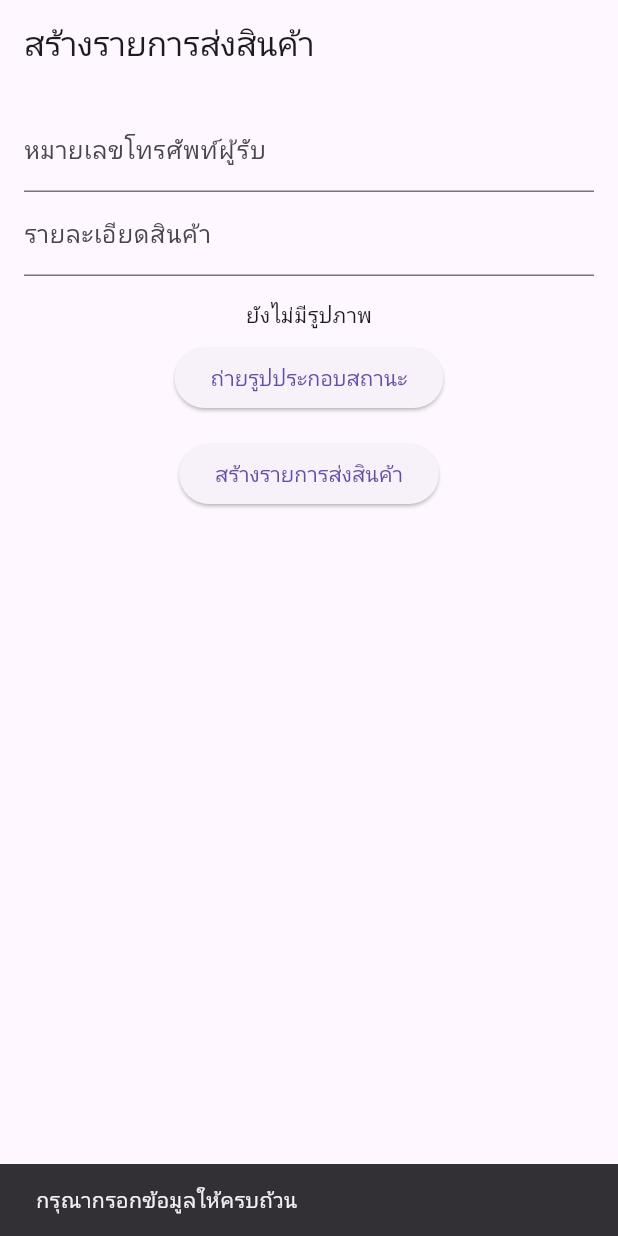
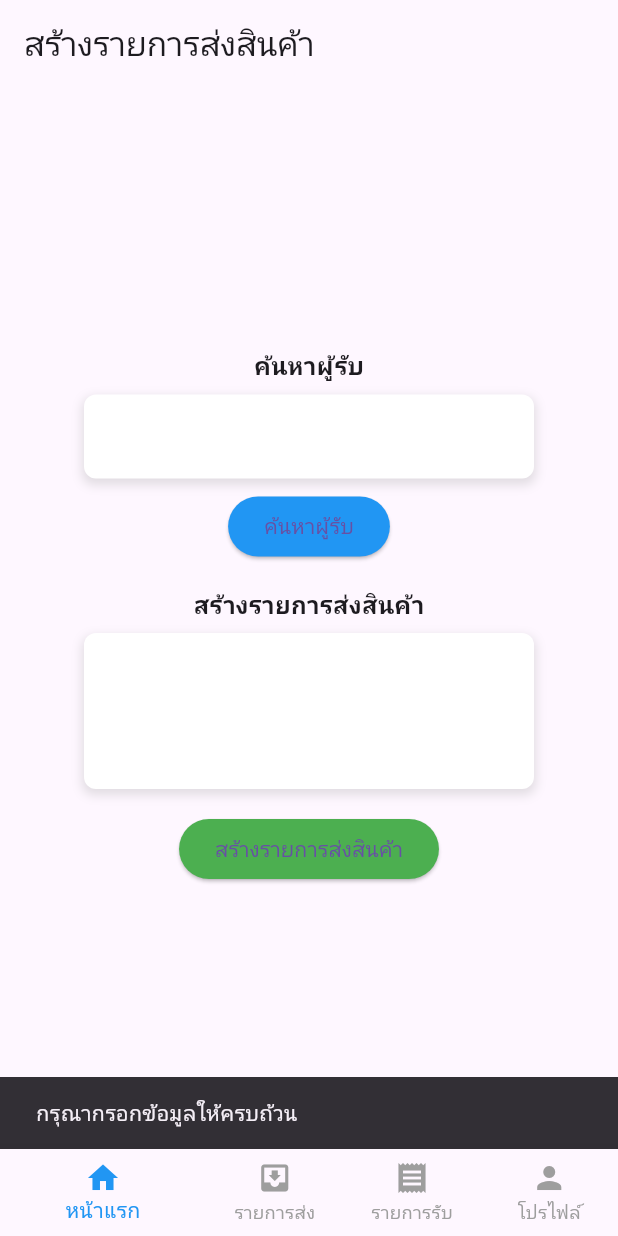
Before and after one commit to PeerapatKaewdee/Delivery_app, a Flutter app: the screen it shows after launch, after a tap on "สร้างรายการส่งสินค้า", on a phone screen of 412 x 824 dp. Run offline on Flutter 3.47's test engine with Material 3 defaults, Android fonts, the phone set to English and light mode, and no system bars.

Commit message:
ui create shipment
ui create shipment

```diff
--- a/lib/page/User_send.dart
+++ b/lib/page/User_send.dart
@@ -1,7 +1,4 @@
-import 'dart:io';
-
 import 'package:flutter/material.dart';
-import 'package:image_picker/image_picker.dart';
 
 class UserSendPage extends StatefulWidget {
   const UserSendPage({super.key});
@@ -13,35 +10,33 @@ class UserSendPage extends StatefulWidget {
 class _UserSendPageState extends State<UserSendPage> {
   final TextEditingController _receiverPhoneController = TextEditingController();
   final TextEditingController _itemDetailsController = TextEditingController();
-  XFile? _image; // สำหรับเก็บภาพที่ถ่าย
 
-  Future<void> _pickImage() async {
-    final ImagePicker _picker = ImagePicker();
-    // เปิดกล้องหรือแกลเลอรีเพื่อเลือกรูปภาพ
-    final XFile? image = await _picker.pickImage(source: ImageSource.camera);
-    setState(() {
-      _image = image; // เก็บภาพที่เลือก
-    });
-  }
+  int _selectedIndex = 0; // ใช้สำหรับเก็บสถานะของ Bottom Navigation
 
   void _createDelivery() {
-    // ฟังก์ชันสำหรับสร้างรายการส่งสินค้า
     String receiverPhone = _receiverPhoneController.text;
     String itemDetails = _itemDetailsController.text;
 
-    // ตรวจสอบข้อมูลและประมวลผลที่นี่ (เช่นส่งไปยังฐานข้อมูล)
-    if (receiverPhone.isNotEmpty && itemDetails.isNotEmpty && _image != null) {
+    // ตรวจสอบข้อมูลและประมวลผลที่นี่
+    if (receiverPhone.isNotEmpty && itemDetails.isNotEmpty) {
       // ทำการบันทึกข้อมูล
       print('Receiver Phone: $receiverPhone');
       print('Item Details: $itemDetails');
-      print('Image Path: ${_image!.path}');
-      // สามารถส่งข้อมูลไปยังฐานข้อมูลได้ที่นี่
+      ScaffoldMessenger.of(context).showSnackBar(
+        const SnackBar(content: Text('สร้างรายการส่งสินค้าสำเร็จ!')),
+      );
     } else {
-      // แจ้งเตือนให้กรอกข้อมูลให้ครบถ้วน
       ScaffoldMessenger.of(context).showSnackBar(
         const SnackBar(content: Text('กรุณากรอกข้อมูลให้ครบถ้วน')),
       );
     }
+  }
+
+  void _onItemTapped(int index) {
+    setState(() {
+      _selectedIndex = index;
+    });
+    // เพิ่มการนำทางไปยังหน้าอื่น ๆ ตามที่เลือก
   }
 
   @override
@@ -50,40 +45,121 @@ class _UserSendPageState extends State<UserSendPage> {
       appBar: AppBar(
         title: const Text('สร้างรายการส่งสินค้า'),
       ),
-      body: Padding(
+      body: Center( // ใช้ Center widget เพื่อจัดให้อยู่กลาง
+        child: Padding(
           padding: const EdgeInsets.all(16.0),
           child: Column(
+            mainAxisAlignment: MainAxisAlignment.center, // จัดให้อยู่กลางตามแนวตั้ง
+            crossAxisAlignment: CrossAxisAlignment.center, // จัดให้อยู่กลางตามแนวนอน
             children: [
-            TextField(
+              const Text(
+                'ค้นหาผู้รับ',
+                style: TextStyle(fontSize: 16, fontWeight: FontWeight.bold),
+              ),
+              const SizedBox(height: 8),
+              Container(
+                width: 300, // ปรับขนาดของช่องกรอกเบอร์โทร
+                decoration: BoxDecoration(
+                  color: Colors.white, // สีพื้นหลัง
+                  borderRadius: BorderRadius.circular(8), // มุมมน
+                  boxShadow: [
+                    BoxShadow(
+                      color: Colors.grey.withOpacity(0.3), // เงา
+                      spreadRadius: 1,
+                      blurRadius: 5,
+                      offset: const Offset(0, 3), // เงาอยู่ด้านล่าง
+                    ),
+                  ],
+                ),
+                child: TextField(
                   controller: _receiverPhoneController,
-              decoration: const InputDecoration(labelText: 'หมายเลขโทรศัพท์ผู้รับ'),
+                  decoration: const InputDecoration(
+                    border: OutlineInputBorder(
+                      borderSide: BorderSide.none, // ไม่มีขอบ
                     ),
-            TextField(
-              controller: _itemDetailsController,
-              decoration: const InputDecoration(labelText: 'รายละเอียดสินค้า'),
+                    // ไม่ใส่ labelText เพื่อไม่ให้มีข้อความบนขอบ
+                  ),
+                  keyboardType: TextInputType.phone,
+                ),
+              ),
+              const SizedBox(height: 8), // เว้นระยะห่างระหว่างช่องกรอกกับปุ่ม
+              ElevatedButton(
+                style: ElevatedButton.styleFrom(
+                  backgroundColor: Colors.blue, // ปุ่มสีน้ำเงิน
+                ),
+                onPressed: () {
+                  // เพิ่มฟังก์ชันสำหรับค้นหาผู้รับที่นี่
+                },
+                child: const Text('ค้นหาผู้รับ'),
               ),
               const SizedBox(height: 16),
-            _image == null
-                ? const Text('ยังไม่มีรูปภาพ')
-                : Image.file(
-                    File(_image!.path),
-                    height: 150,
-                    width: 150,
-                    fit: BoxFit.cover,
+              const Text(
+                'สร้างรายการส่งสินค้า',
+                style: TextStyle(fontSize: 16, fontWeight: FontWeight.bold),
               ),
               const SizedBox(height: 8),
-            ElevatedButton(
-              onPressed: _pickImage,
-              child: const Text('ถ่ายรูปประกอบสถานะ'),
+              Container(
+                width: 300, // ปรับขนาดให้เท่ากับช่องเบอร์โทร
+                decoration: BoxDecoration(
+                  color: Colors.white, // สีพื้นหลัง
+                  borderRadius: BorderRadius.circular(8), // มุมมน
+                  boxShadow: [
+                    BoxShadow(
+                      color: Colors.grey.withOpacity(0.3), // เงา
+                      spreadRadius: 1,
+                      blurRadius: 5,
+                      offset: const Offset(0, 3), // เงาอยู่ด้านล่าง
+                    ),
+                  ],
+                ),
+                child: TextField(
+                  controller: _itemDetailsController,
+                  decoration: const InputDecoration(
+                    border: OutlineInputBorder(
+                      borderSide: BorderSide.none, // ไม่มีขอบ
+                    ),
+                    // ไม่ใส่ labelText เพื่อไม่ให้มีข้อความบนขอบ
+                  ),
+                  maxLines: 3, // อนุญาตให้มีหลายบรรทัด
+                ),
               ),
               const SizedBox(height: 16),
               ElevatedButton(
+                style: ElevatedButton.styleFrom(
+                  backgroundColor: Colors.green, // ปุ่มสีเขียว
+                ),
                 onPressed: _createDelivery,
                 child: const Text('สร้างรายการส่งสินค้า'),
               ),
             ],
           ),
         ),
+      ),
+      bottomNavigationBar: BottomNavigationBar(
+        items: const <BottomNavigationBarItem>[
+          BottomNavigationBarItem(
+            icon: Icon(Icons.home),
+            label: 'หน้าแรก',
+          ),
+          BottomNavigationBarItem(
+            icon: Icon(Icons.move_to_inbox), // ไอคอนสำหรับรายการส่ง
+            label: 'รายการส่ง',
+          ),
+          BottomNavigationBarItem(
+            icon: Icon(Icons.receipt),
+            label: 'รายการรับ',
+          ),
+          BottomNavigationBarItem(
+            icon: Icon(Icons.person),
+            label: 'โปรไฟล์',
+          ),
+        ],
+        currentIndex: _selectedIndex,
+        onTap: _onItemTapped,
+        selectedItemColor: Colors.blue,
+        unselectedItemColor: Colors.grey,
+        showUnselectedLabels: true,
+      ),
     );
   }
 }
```
Lines whose indentation alone changed are shown as unchanged.
